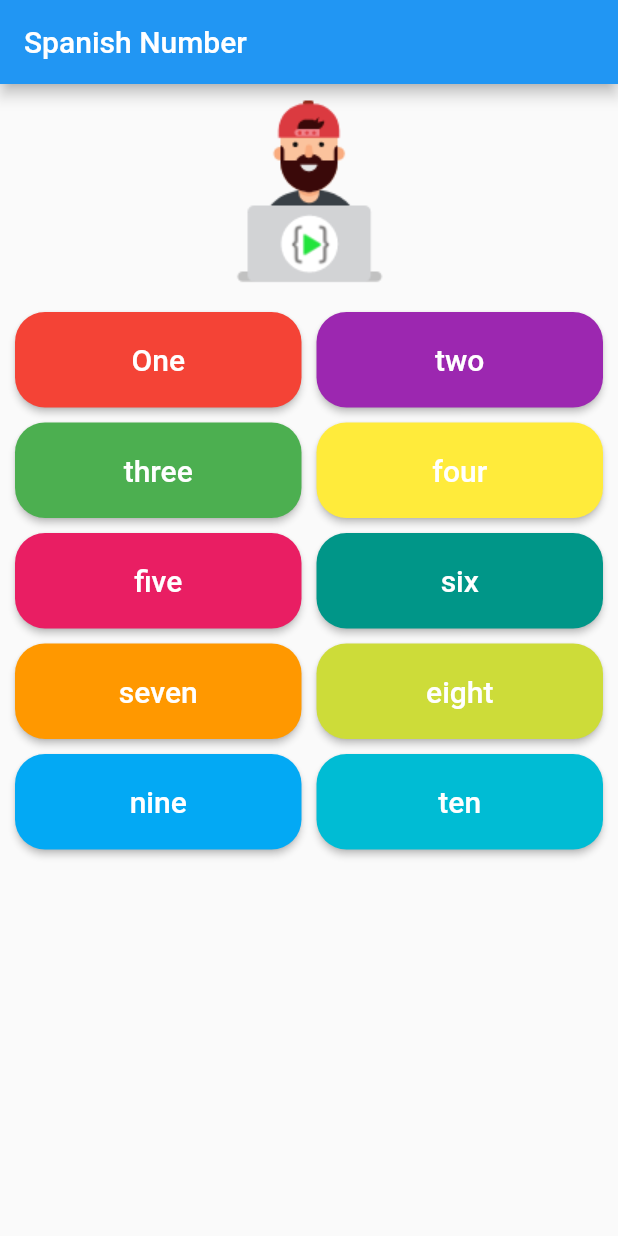
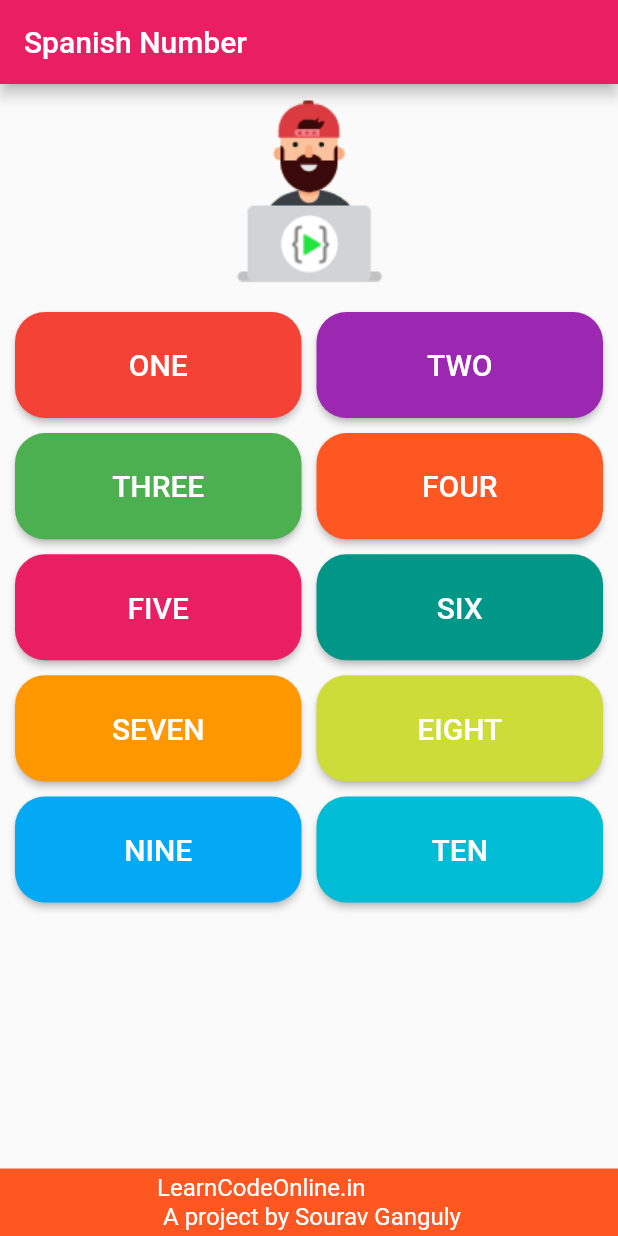
Before and after one commit to iamsourav37/Spanish-Numbers, a Flutter app: the screen it shows after launch, on a phone screen of 412 x 824 dp. Run offline on Flutter 3.47's test engine with Material 2 defaults, Android fonts, the phone set to English and light mode, and no system bars; our stand-ins replace audioplayers.

Commit message:
final design is ready

```diff
--- a/lib/HomePage.dart
+++ b/lib/HomePage.dart
@@ -8,14 +8,13 @@ class HomePage extends StatefulWidget {
 }
 
 class _HomePageState extends State<HomePage> {
-
   AudioCache player = AudioCache();
 
   List<AudioNumber> numberList = [
     AudioNumber("one.wav", Colors.red, "One"),
     AudioNumber("two.wav", Colors.purple, "two"),
     AudioNumber("three.wav", Colors.green, "three"),
-    AudioNumber("four.wav", Colors.yellow, "four"),
+    AudioNumber("four.wav", Colors.deepOrange, "four"),
     AudioNumber("five.wav", Colors.pink, "five"),
     AudioNumber("six.wav", Colors.teal, "six"),
     AudioNumber("seven.wav", Colors.orange, "seven"),
@@ -24,14 +23,15 @@ class _HomePageState extends State<HomePage> {
     AudioNumber("ten.wav", Colors.cyan, "ten"),
   ];
 
-  playAudio(String uri){
-      player.play(uri);
+  playAudio(String uri) {
+    player.play(uri);
   }
 
   @override
   Widget build(BuildContext context) {
     return Scaffold(
       appBar: AppBar(
+        backgroundColor: Colors.pink,
         title: Text("Spanish Number"),
       ),
       body: Container(
@@ -46,24 +46,23 @@ class _HomePageState extends State<HomePage> {
                   padding: EdgeInsets.all(10),
                   gridDelegate: SliverGridDelegateWithFixedCrossAxisCount(
                     crossAxisCount: 2,
-                    childAspectRatio: 3.0,
+                    childAspectRatio: 2.7,
                     crossAxisSpacing: 10,
                     mainAxisSpacing: 10,
                   ),
                   itemCount: numberList.length,
                   itemBuilder: (context, i) => SizedBox(
                     height: 20,
-                    width: 20,
+                    width: 40,
                     child: RaisedButton(
-                      onPressed: (){
-                          this.playAudio(numberList[i].audioUri);
+                      onPressed: () {
+                        this.playAudio(numberList[i].audioUri);
                       },
                       shape: RoundedRectangleBorder(
-                        borderRadius: BorderRadius.circular(20)
-                      ),
+                          borderRadius: BorderRadius.circular(20)),
                       color: numberList[i].btnColor,
                       child: Text(
-                        "${this.numberList[i].btnText}",
+                        "${this.numberList[i].btnText.toUpperCase()}",
                         style: TextStyle(
                           fontSize: 20.0,
                           color: Colors.white,
@@ -73,6 +72,20 @@ class _HomePageState extends State<HomePage> {
                   ),
                 ),
               ),
+              Container(
+                color: Colors.deepOrange,
+                height: 45.0,
+
+                child: Center(
+                  child: Text(
+                    "LearnCodeOnline.in\n A project by Sourav Ganguly",
+                    style: TextStyle(
+                      fontSize: 16.0,
+                      color: Colors.white,
+                    ),
+                  ),
+                ),
+              )
             ],
           ),
         ),
```
